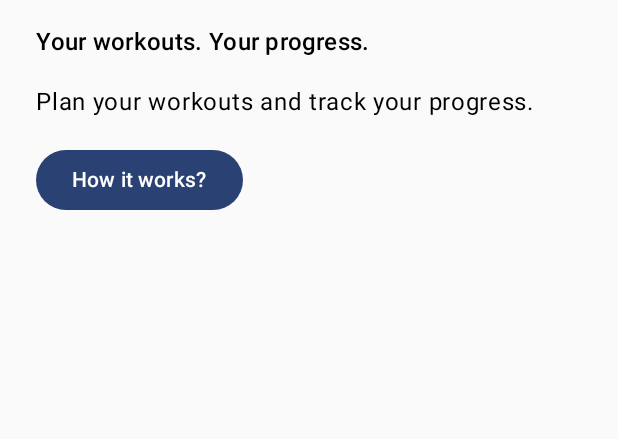
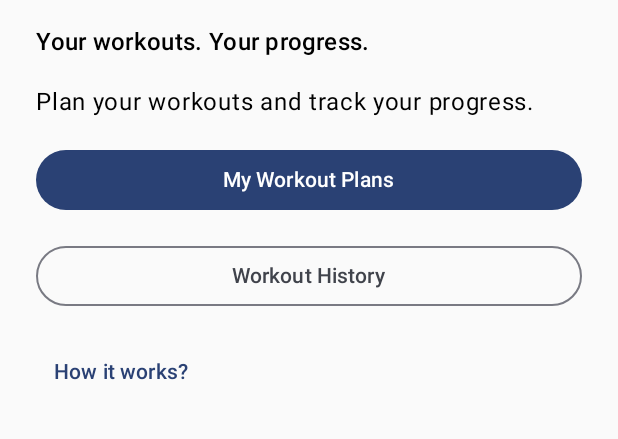
Before and after one commit to zhanibekmb/FitTrack, an Android app built with Jetpack Compose: the screen it shows after launch (MainActivity), on a phone screen of 412 x 824 dp, the part 96-535 px from its top. Run offline under Robolectric (Android 15) with nearby library versions, the phone set to English and light mode, and no system bars.

Commit message:
feat(navigation): implement screen routing and planId

```diff
--- a/app/src/main/java/com/example/fittrack/MainActivity.kt
+++ b/app/src/main/java/com/example/fittrack/MainActivity.kt
@@ -11,6 +11,7 @@ import androidx.compose.material3.Text
 import androidx.compose.runtime.Composable
 import androidx.compose.ui.Modifier
 import androidx.compose.ui.tooling.preview.Preview
+import com.example.fittrack.navigation.FitTrackNavGraph
 import com.example.fittrack.ui.home.HomeScreen
 import com.example.fittrack.ui.theme.FitTrackTheme
 
@@ -20,7 +21,7 @@ class MainActivity : ComponentActivity() {
         enableEdgeToEdge()
         setContent {
             FitTrackTheme {
-                HomeScreen()
+                FitTrackNavGraph()
             }
         }
     }
@@ -34,6 +35,6 @@ fun Greeting() {
 @Composable
 fun GreetingPreview() {
     FitTrackTheme {
-        HomeScreen()
+        FitTrackNavGraph()
     }
 }
--- /dev/null
+++ b/app/src/main/java/com/example/fittrack/navigation/FitTrackNavGraph.kt
@@ -0,0 +1,76 @@
+package com.example.fittrack.navigation
+
+import androidx.compose.runtime.Composable
+import androidx.navigation.NavType
+import androidx.navigation.compose.NavHost
+import androidx.navigation.compose.composable
+import androidx.navigation.compose.rememberNavController
+import androidx.navigation.navArgument
+import com.example.fittrack.ui.home.HomeScreen
+
+@Composable
+fun FitTrackNavGraph() {
+    val navController = rememberNavController()
+
+    NavHost(
+        navController = navController,
+        startDestination = Routes.HOME
+    ) {
+        // HOME
+        composable(Routes.HOME) {
+            HomeScreen(
+                onOpenPlans = {
+                    navController.navigate(Routes.PLANS)
+                },
+                onOpenHistory = {
+                    navController.navigate(Routes.HISTORY)
+                }
+            )
+        }
+
+        // PLANS
+        composable(Routes.PLANS) {
+            PlansPlaceholderScreen(
+                onStartWorkout = { planId ->
+                    navController.navigate(
+                        Routes.workout(planId)
+                    )
+                },
+                onBack = {
+                    navController.popBackStack()
+                }
+            )
+        }
+
+        // HISTORY
+        composable(Routes.HISTORY) {
+            HistoryPlaceholderScreen(
+                onBack = {
+                    navController.popBackStack()
+                }
+            )
+        }
+
+        // WORKOUT
+        composable(
+            route = Routes.WORKOUT,
+            arguments = listOf(
+                navArgument("planId") {
+                    type = NavType.StringType
+                }
+            )
+        ) { backStackEntry ->
+
+            val planId = backStackEntry.arguments
+                ?.getString("planId")
+                .orEmpty()
+
+            WorkoutPlaceholderScreen(
+                planId = planId,
+                onBack = {
+                    navController.popBackStack()
+                }
+            )
+        }
+    }
+}
--- a/app/src/main/java/com/example/fittrack/ui/home/HomeScreen.kt
+++ b/app/src/main/java/com/example/fittrack/ui/home/HomeScreen.kt
@@ -3,10 +3,13 @@ package com.example.fittrack.ui.home
 import androidx.compose.foundation.layout.Arrangement
 import androidx.compose.foundation.layout.Column
 import androidx.compose.foundation.layout.fillMaxSize
+import androidx.compose.foundation.layout.fillMaxWidth
 import androidx.compose.foundation.layout.padding
 import androidx.compose.material3.Button
 import androidx.compose.material3.MaterialTheme
+import androidx.compose.material3.OutlinedButton
 import androidx.compose.material3.Text
+import androidx.compose.material3.TextButton
 import androidx.compose.runtime.Composable
 import androidx.compose.runtime.getValue
 import androidx.compose.runtime.mutableStateOf
@@ -16,7 +19,10 @@ import androidx.compose.ui.Modifier
 import androidx.compose.ui.unit.dp
 
 @Composable
-fun HomeScreen() {
+fun HomeScreen(
+    onOpenPlans: () -> Unit,
+    onOpenHistory: () -> Unit
+) {
     var showDescription by rememberSaveable { mutableStateOf(false) }
     Column(
         modifier = Modifier
@@ -37,12 +43,27 @@ fun HomeScreen() {
         )
 
         Button(
-            onClick = { showDescription = !showDescription }
+            onClick = onOpenPlans,
+            modifier = Modifier.fillMaxWidth()
         ) {
-            Text(
-                text = if (showDescription) "Hide Description" else "How it works?"
-            )
+            Text("My Workout Plans")
         }
+
+        OutlinedButton(
+            onClick = onOpenHistory,
+            modifier = Modifier.fillMaxWidth()
+        ) {
+            Text("Workout History")
+        }
+
+        TextButton(
+            onClick = {
+                showDescription = !showDescription
+            }
+        ) {
+            Text("How it works?")
+        }
+
 
         if (showDescription){
             Text(
```
Also changed, not shown: app/src/main/java/com/example/fittrack/navigation/PlaceholderScreens.kt (+27 -0 lines).
